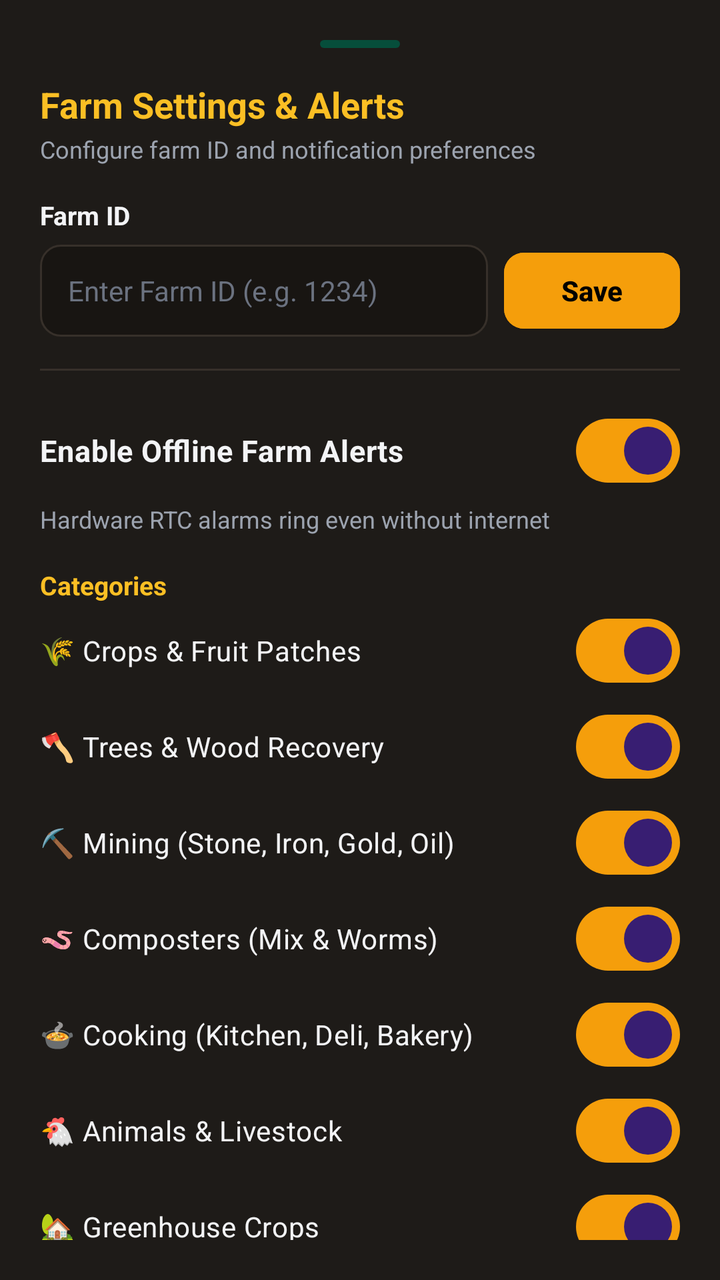
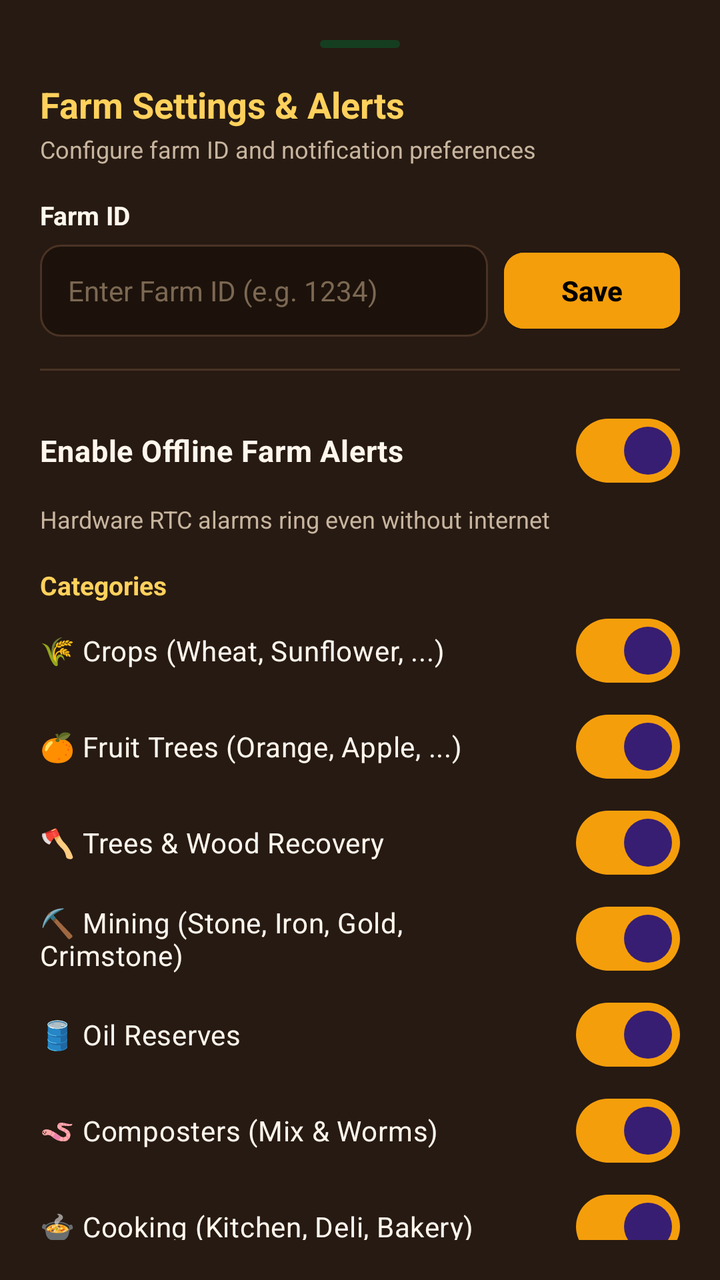

Before-and-after screenshots of an Android layout around one commit, followed by the original layout XML and the change that was made.
<!-- AndroidManifest.xml: application theme Theme.SFLNotifApp -->
<!-- res/layout/bottom_sheet_settings.xml -->
<?xml version="1.0" encoding="utf-8"?>
<androidx.core.widget.NestedScrollView xmlns:android="http://schemas.android.com/apk/res/android"
    xmlns:app="http://schemas.android.com/apk/res-auto"
    android:layout_width="match_parent"
    android:layout_height="wrap_content"
    android:background="@color/bg_card"
    android:padding="20dp">

    <LinearLayout
        android:layout_width="match_parent"
        android:layout_height="wrap_content"
        android:orientation="vertical">

        
        <View
            android:layout_width="40dp"
            android:layout_height="4dp"
            android:layout_gravity="center_horizontal"
            android:layout_marginBottom="16dp"
            android:background="@drawable/bg_badge_ready" />

        <TextView
            android:layout_width="wrap_content"
            android:layout_height="wrap_content"
            android:text="Farm Settings &amp; Alerts"
            android:textColor="@color/sunflower_yellow"
            android:textSize="18sp"
            android:textStyle="bold" />

        <TextView
            android:layout_width="wrap_content"
            android:layout_height="wrap_content"
            android:layout_marginTop="2dp"
            android:text="Configure farm ID and notification preferences"
            android:textColor="@color/text_secondary"
            android:textSize="12sp" />

        
        <TextView
            android:layout_width="wrap_content"
            android:layout_height="wrap_content"
            android:layout_marginTop="16dp"
            android:text="Farm ID"
            android:textColor="@color/text_primary"
            android:textSize="13sp"
            android:textStyle="bold" />

        <LinearLayout
            android:layout_width="match_parent"
            android:layout_height="wrap_content"
            android:layout_marginTop="6dp"
            android:gravity="center_vertical"
            android:orientation="horizontal">

            <EditText
                android:id="@+id/etFarmId"
                android:layout_width="0dp"
                android:layout_height="46dp"
                android:layout_weight="1"
                android:background="@drawable/bg_input"
                android:hint="Enter Farm ID (e.g. 1234)"
                android:inputType="number"
                android:paddingHorizontal="14dp"
                android:textColor="@color/text_primary"
                android:textColorHint="@color/text_muted"
                android:textSize="14sp" />

            <Space
                android:layout_width="8dp"
                android:layout_height="wrap_content" />

            <com.google.android.material.button.MaterialButton
                android:id="@+id/btnSaveFarmId"
                style="@style/Widget.Material3.Button.ElevatedButton"
                android:layout_width="wrap_content"
                android:layout_height="46dp"
                android:backgroundTint="@color/sunflower_gold"
                android:text="Save"
                android:textColor="#000000"
                android:textStyle="bold"
                app:cornerRadius="10dp" />
        </LinearLayout>

        <View
            android:layout_width="match_parent"
            android:layout_height="1dp"
            android:layout_marginVertical="16dp"
            android:background="@color/border_subtle" />

        
        <com.google.android.material.materialswitch.MaterialSwitch
            android:id="@+id/switchMasterNotifs"
            android:layout_width="match_parent"
            android:layout_height="wrap_content"
            android:checked="true"
            android:text="Enable Offline Farm Alerts"
            android:textColor="@color/text_primary"
            android:textSize="15sp"
            android:textStyle="bold" />

        <TextView
            android:layout_width="wrap_content"
            android:layout_height="wrap_content"
            android:layout_marginTop="2dp"
            android:text="Hardware RTC alarms ring even without internet"
            android:textColor="@color/text_secondary"
            android:textSize="12sp" />

        <TextView
            android:layout_width="wrap_content"
            android:layout_height="wrap_content"
            android:layout_marginTop="16dp"
            android:text="Categories"
            android:textColor="@color/sunflower_yellow"
            android:textSize="13sp"
            android:textStyle="bold" />

        
        <com.google.android.material.materialswitch.MaterialSwitch
            android:id="@+id/switchCrops"
            android:layout_width="match_parent"
            android:layout_height="wrap_content"
            android:checked="true"
            android:text="🌾 Crops &amp; Fruit Patches"
            android:textColor="@color/text_primary" />

        <com.google.android.material.materialswitch.MaterialSwitch
            android:id="@+id/switchTrees"
            android:layout_width="match_parent"
            android:layout_height="wrap_content"
            android:checked="true"
            android:text="🪓 Trees &amp; Wood Recovery"
            android:textColor="@color/text_primary" />

        <com.google.android.material.materialswitch.MaterialSwitch
            android:id="@+id/switchMining"
            android:layout_width="match_parent"
            android:layout_height="wrap_content"
            android:checked="true"
            android:text="⛏️ Mining (Stone, Iron, Gold, Oil)"
            android:textColor="@color/text_primary" />

        <com.google.android.material.materialswitch.MaterialSwitch
            android:id="@+id/switchComposters"
            android:layout_width="match_parent"
            android:layout_height="wrap_content"
            android:checked="true"
            android:text="🪱 Composters (Mix &amp; Worms)"
            android:textColor="@color/text_primary" />

        <com.google.android.material.materialswitch.MaterialSwitch
            android:id="@+id/switchCooking"
            android:layout_width="match_parent"
            android:layout_height="wrap_content"
            android:checked="true"
            android:text="🍲 Cooking (Kitchen, Deli, Bakery)"
            android:textColor="@color/text_primary" />

        <com.google.android.material.materialswitch.MaterialSwitch
            android:id="@+id/switchAnimals"
            android:layout_width="match_parent"
            android:layout_height="wrap_content"
            android:checked="true"
            android:text="🐔 Animals &amp; Livestock"
            android:textColor="@color/text_primary" />

        <com.google.android.material.materialswitch.MaterialSwitch
            android:id="@+id/switchGreenhouse"
            android:layout_width="match_parent"
            android:layout_height="wrap_content"
            android:checked="true"
            android:text="🏡 Greenhouse Crops"
            android:textColor="@color/text_primary" />

        <com.google.android.material.materialswitch.MaterialSwitch
            android:id="@+id/switchBeehives"
            android:layout_width="match_parent"
            android:layout_height="wrap_content"
            android:checked="true"
            android:text="🐝 Beehives &amp; Honey"
            android:textColor="@color/text_primary" />

        <View
            android:layout_width="match_parent"
            android:layout_height="1dp"
            android:layout_marginVertical="16dp"
            android:background="@color/border_subtle" />

        
        <TextView
            android:layout_width="wrap_content"
            android:layout_height="wrap_content"
            android:text="Reliability &amp; Diagnostics"
            android:textColor="@color/sunflower_yellow"
            android:textSize="13sp"
            android:textStyle="bold" />

        <com.google.android.material.button.MaterialButton
            android:id="@+id/btnTestNotification"
            style="@style/Widget.Material3.Button.TonalButton"
            android:layout_width="match_parent"
            android:layout_height="wrap_content"
            android:layout_marginTop="8dp"
            android:backgroundTint="@color/bg_card_secondary"
            android:text="🔔 Send Test Alarm (in 5 sec)"
            android:textColor="@color/text_primary"
            app:cornerRadius="10dp" />

        <com.google.android.material.button.MaterialButton
            android:id="@+id/btnBatteryOptimization"
            style="@style/Widget.Material3.Button.TonalButton"
            android:layout_width="match_parent"
            android:layout_height="wrap_content"
            android:layout_marginTop="6dp"
            android:backgroundTint="@color/bg_card_secondary"
            android:text="🔋 Allow Background (Disable Battery Saving)"
            android:textColor="@color/text_primary"
            app:cornerRadius="10dp" />

        <Space
            android:layout_width="match_parent"
            android:layout_height="24dp" />

    </LinearLayout>
</androidx.core.widget.NestedScrollView>
<!-- resources referenced by this layout -->
<resources>
  <color name="bg_card">#1E1B18</color>
  <color name="bg_card_secondary">#292420</color>
  <color name="border_subtle">#37302A</color>
  <color name="sunflower_gold">#F59E0B</color>
  <color name="sunflower_yellow">#FBBF24</color>
  <color name="text_muted">#6B7280</color>
  <color name="text_primary">#F3F4F6</color>
  <color name="text_secondary">#9CA3AF</color>
  <!-- drawable bg_badge_ready (drawable) -->
  <?xml version="1.0" encoding="utf-8"?>
  <shape xmlns:android="http://schemas.android.com/apk/res/android"
      android:shape="rectangle">
      <solid android:color="@color/badge_ready_bg" />
      <corners android:radius="8dp" />
  </shape>
  <!-- drawable bg_input (drawable) -->
  <?xml version="1.0" encoding="utf-8"?>
  <shape xmlns:android="http://schemas.android.com/apk/res/android"
      android:shape="rectangle">
      <solid android:color="@color/bg_input" />
      <stroke android:width="1dp" android:color="@color/border_subtle" />
      <corners android:radius="10dp" />
  </shape>
  <style name="Theme.SFLNotifApp" parent="Theme.Material3.Dark.NoActionBar">
          <item name="android:statusBarColor">@color/bg_dark</item>
          <item name="android:navigationBarColor">@color/bg_dark</item>
          <item name="android:windowBackground">@color/bg_dark</item>
          <item name="colorPrimary">@color/sunflower_gold</item>
          <item name="colorSecondary">@color/sfl_green</item>
          <item name="colorSurface">@color/bg_card</item>
          <item name="colorOnSurface">@color/text_primary</item>
      </style>
  <color name="badge_ready_bg">#064E3B</color>
  <color name="bg_input">#181512</color>
  <color name="bg_dark">#12100E</color>
  <color name="sfl_green">#10B981</color>
</resources>

<!-- the commit's change to res/layout/bottom_sheet_settings.xml (unified diff, before → after) -->
@@ -121,7 +121,15 @@
             android:layout_width="match_parent"
             android:layout_height="wrap_content"
             android:checked="true"
-            android:text="🌾 Crops &amp; Fruit Patches"
+            android:text="🌾 Crops (Wheat, Sunflower, ...)"
+            android:textColor="@color/text_primary" />
+
+        <com.google.android.material.materialswitch.MaterialSwitch
+            android:id="@+id/switchFruitTrees"
+            android:layout_width="match_parent"
+            android:layout_height="wrap_content"
+            android:checked="true"
+            android:text="🍊 Fruit Trees (Orange, Apple, ...)"
             android:textColor="@color/text_primary" />
 
         <com.google.android.material.materialswitch.MaterialSwitch
@@ -137,7 +145,15 @@
             android:layout_width="match_parent"
             android:layout_height="wrap_content"
             android:checked="true"
-            android:text="⛏️ Mining (Stone, Iron, Gold, Oil)"
+            android:text="⛏️ Mining (Stone, Iron, Gold, Crimstone)"
+            android:textColor="@color/text_primary" />
+
+        <com.google.android.material.materialswitch.MaterialSwitch
+            android:id="@+id/switchOil"
+            android:layout_width="match_parent"
+            android:layout_height="wrap_content"
+            android:checked="true"
+            android:text="🛢️ Oil Reserves"
             android:textColor="@color/text_primary" />
 
         <com.google.android.material.materialswitch.MaterialSwitch
<!-- resource entries referenced after the edit -->
@@ -1,13 +1,13 @@
 <!-- resources referenced by this layout -->
 <resources>
-  <color name="bg_card">#1E1B18</color>
-  <color name="bg_card_secondary">#292420</color>
-  <color name="border_subtle">#37302A</color>
+  <color name="bg_card">#271A12</color>
+  <color name="bg_card_secondary">#38251A</color>
+  <color name="border_subtle">#4A3325</color>
   <color name="sunflower_gold">#F59E0B</color>
-  <color name="sunflower_yellow">#FBBF24</color>
-  <color name="text_muted">#6B7280</color>
-  <color name="text_primary">#F3F4F6</color>
-  <color name="text_secondary">#9CA3AF</color>
+  <color name="sunflower_yellow">#FFD15C</color>
+  <color name="text_muted">#7C6853</color>
+  <color name="text_primary">#FFF7ED</color>
+  <color name="text_secondary">#C7B59F</color>
   <!-- drawable bg_badge_ready (drawable) -->
   <?xml version="1.0" encoding="utf-8"?>
   <shape xmlns:android="http://schemas.android.com/apk/res/android"
@@ -32,9 +32,9 @@
           <item name="colorSurface">@color/bg_card</item>
           <item name="colorOnSurface">@color/text_primary</item>
       </style>
-  <color name="badge_ready_bg">#064E3B</color>
-  <color name="bg_input">#181512</color>
-  <color name="bg_dark">#12100E</color>
+  <color name="badge_ready_bg">#153E20</color>
+  <color name="bg_input">#1C120B</color>
+  <color name="bg_dark">#18120C</color>
   <color name="sfl_green">#10B981</color>
 </resources>
 
